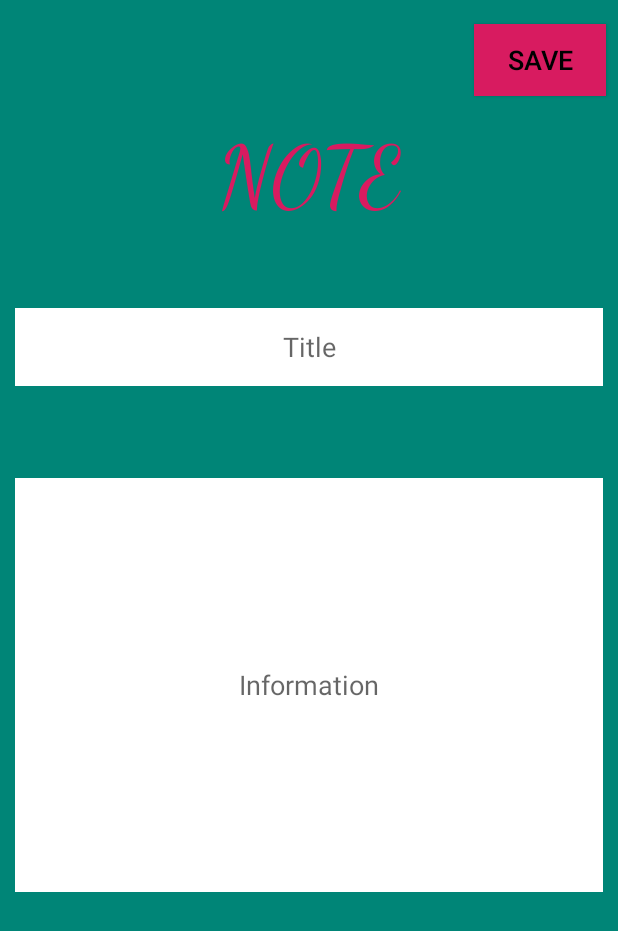
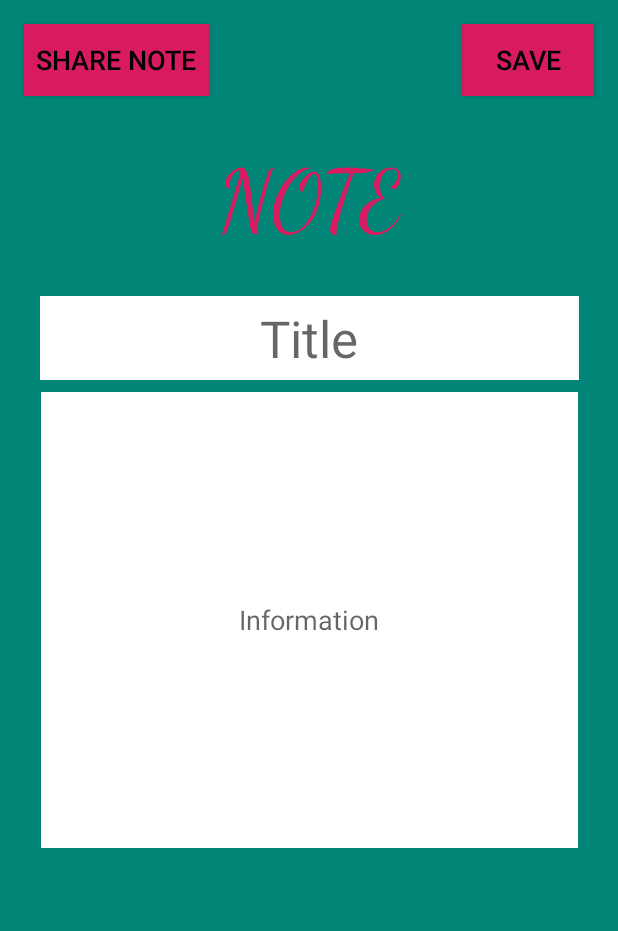
Before and after one commit to tr4v1sty/Android_SchoolTracker, an Android app: the layout activity_notes.xml on its own in the app's theme, with its tools: preview values and no code run, on a phone screen of 412 x 824 dp. Shown: the top 931 px of the screen. Run offline under Robolectric (Android 15) with nearby library versions, the phone set to English and light mode, and no system bars.

Commit message:
changed notes sharing button

```diff
--- a/app/src/main/AndroidManifest.xml
+++ b/app/src/main/AndroidManifest.xml
@@ -22,7 +22,8 @@
         <activity android:name=".CourseList" />
         <activity android:name=".CourseDetails"
             android:theme="@style/AppTheme.NoActionBar" />
-        <activity android:name=".NotesActivity" />
+        <activity android:name=".NotesActivity"
+            android:theme="@style/AppTheme.NoActionBar"  />
         <activity android:name=".TermDetails"
             android:theme="@style/AppTheme.NoActionBar"/>
         <activity android:name=".AssessmentList" />
--- a/app/src/main/java/com/travis/c196_project/NotesActivity.java
+++ b/app/src/main/java/com/travis/c196_project/NotesActivity.java
@@ -1,14 +1,13 @@
 package com.travis.c196_project;
 
 
+import android.app.Activity;
 import android.content.Intent;
 import android.os.Bundle;
-import android.view.Menu;
-import android.view.MenuItem;
 import android.view.View;
 import android.widget.EditText;
 
-public class NotesActivity extends MainActivity {
+public class NotesActivity extends Activity {
 
     public EditText ptNotesName;
     public EditText etNotesMultiText;
@@ -40,32 +39,6 @@ public class NotesActivity extends MainActivity {
         }
     }
 
-    //Appbar
-    @Override
-    public boolean onCreateOptionsMenu(Menu menu) {
-        getMenuInflater().inflate(R.menu.menu_notes, menu);
-        return super.onCreateOptionsMenu(menu);
-    }
-
-    @Override
-    public boolean onOptionsItemSelected(MenuItem item) {
-        //get id of item selected in menu
-        int id = item.getItemId();
-
-        if (id == R.id.menuShare) {
-            notesName = ptNotesName.getText().toString();
-            notesBody = etNotesMultiText.getText().toString();
-
-            Intent sendIntent = new Intent();
-            sendIntent.setAction(Intent.ACTION_SEND);
-            sendIntent.putExtra(Intent.EXTRA_SUBJECT, notesName);
-            sendIntent.putExtra(Intent.EXTRA_TEXT, notesBody);
-            sendIntent.setType("text/plain");
-            startActivity(sendIntent);
-        }
-
-        return super.onOptionsItemSelected(item);
-    }
 
     public void saveNote(View view) {
         //Create variables
@@ -78,4 +51,18 @@ public class NotesActivity extends MainActivity {
         DatabaseConnection.databaseHelper.close();
         finish();
     }
+
+    public void shareNote(View view) {
+
+        notesName = ptNotesName.getText().toString();
+        notesBody = etNotesMultiText.getText().toString();
+
+        Intent sendIntent = new Intent();
+        sendIntent.setAction(Intent.ACTION_SEND);
+        sendIntent.putExtra(Intent.EXTRA_SUBJECT, notesName);
+        sendIntent.putExtra(Intent.EXTRA_TEXT, notesBody);
+        sendIntent.setType("text/plain");
+        startActivity(sendIntent);
+
+    }
 }
--- a/app/src/main/res/layout/activity_notes.xml
+++ b/app/src/main/res/layout/activity_notes.xml
@@ -1,12 +1,13 @@
 <?xml version="1.0" encoding="utf-8"?>
-<LinearLayout xmlns:android="http://schemas.android.com/apk/res/android"
+<android.support.constraint.ConstraintLayout
+    xmlns:android="http://schemas.android.com/apk/res/android"
     xmlns:app="http://schemas.android.com/apk/res-auto"
     xmlns:tools="http://schemas.android.com/tools"
+    android:id="@+id/linearLayout6"
     android:layout_width="match_parent"
     android:layout_height="match_parent"
     android:background="@color/colorPrimary"
     android:gravity="top|center_vertical"
-    android:orientation="vertical"
     tools:context=".NotesActivity">
 
     <Button
@@ -14,68 +15,113 @@
         style="@android:style/Widget.DeviceDefault.Button"
         android:layout_width="wrap_content"
         android:layout_height="wrap_content"
-        android:layout_marginStart="8dp"
-        android:layout_marginLeft="250dp"
         android:layout_marginTop="16dp"
-        android:layout_marginEnd="8dp"
-        android:layout_marginRight="8dp"
-        android:layout_gravity="right"
+        android:layout_marginEnd="16dp"
+        android:layout_marginRight="16dp"
         android:background="@color/colorAccent"
         android:onClick="saveNote"
         android:text="@string/save"
         android:textColor="@android:color/black"
-        android:textSize="18sp" />
+        android:textSize="18sp"
+        app:layout_constraintEnd_toEndOf="parent"
+        app:layout_constraintTop_toTopOf="parent" />
 
     <TextView
         android:id="@+id/textView4"
-        android:layout_width="match_parent"
-        android:layout_height="wrap_content"
+        android:layout_width="298dp"
+        android:layout_height="117dp"
+        android:layout_marginStart="8dp"
+        android:layout_marginLeft="8dp"
+        android:layout_marginTop="80dp"
+        android:layout_marginEnd="8dp"
+        android:layout_marginRight="8dp"
         android:fontFamily="cursive"
         android:paddingTop="20dp"
         android:text="@string/notesTitle"
         android:textAlignment="center"
         android:textAppearance="@style/TextAppearance.AppCompat.Display3"
-        android:textColor="@color/colorAccent" />
+        android:textColor="@color/colorAccent"
+        app:layout_constraintEnd_toEndOf="parent"
+        app:layout_constraintStart_toStartOf="parent"
+        app:layout_constraintTop_toTopOf="parent" />
 
     <EditText
         android:id="@+id/ptNotesName"
-        android:layout_width="match_parent"
-        android:layout_height="52dp"
-        android:layout_marginStart="10dp"
-        android:layout_marginTop="53dp"
-        android:layout_marginEnd="10dp"
+        android:layout_width="359dp"
+        android:layout_height="56dp"
+        android:layout_marginStart="8dp"
+        android:layout_marginLeft="8dp"
+        android:layout_marginEnd="8dp"
+        android:layout_marginRight="8dp"
         android:background="@android:color/white"
         android:ems="10"
         android:hint="@string/notesName"
         android:inputType="text"
-        android:textAlignment="center" />
+        android:textAlignment="center"
+        android:textAppearance="@style/TextAppearance.AppCompat.Display1"
+        app:layout_constraintEnd_toEndOf="parent"
+        app:layout_constraintStart_toStartOf="parent"
+        app:layout_constraintTop_toBottomOf="@+id/textView4" />
 
-    <android.support.v4.widget.NestedScrollView
-        android:layout_width="match_parent"
+    <EditText
+        android:id="@+id/etNotesMultiText"
+        android:layout_width="358dp"
+        android:layout_height="304dp"
+        android:layout_marginStart="8dp"
+        android:layout_marginLeft="8dp"
+        android:layout_marginTop="8dp"
+        android:layout_marginEnd="8dp"
+        android:layout_marginRight="8dp"
+        android:background="@android:color/white"
+        android:ems="10"
+        android:hint="@string/information"
+        android:inputType="textMultiLine"
+        android:textAlignment="center"
+        app:layout_constraintEnd_toEndOf="parent"
+        app:layout_constraintStart_toStartOf="parent"
+        app:layout_constraintTop_toBottomOf="@+id/ptNotesName" />
+
+    <Button
+        android:id="@+id/button5"
+        android:layout_width="123dp"
         android:layout_height="wrap_content"
-        android:layout_marginStart="10dp"
-        android:layout_marginTop="53dp"
-        android:layout_marginEnd="10dp"
-        android:fillViewport="true">
+        android:layout_marginStart="16dp"
+        android:layout_marginLeft="16dp"
+        android:layout_marginTop="16dp"
+        android:background="@color/colorAccent"
+        android:text="SHARE NOTE"
+        android:textColor="@android:color/black"
+        android:textSize="18sp"
+        android:onClick="shareNote"
+        app:layout_constraintStart_toStartOf="parent"
+        app:layout_constraintTop_toTopOf="parent" />
 
-        <LinearLayout
-            android:id="@+id/linearLayout"
-            android:layout_width="match_parent"
-            android:layout_height="wrap_content"
-            android:orientation="vertical">
 
-            <EditText
-                android:id="@+id/etNotesMultiText"
-                android:layout_width="match_parent"
-                android:layout_height="276dp"
-                android:layout_marginTop="8dp"
-                android:background="@android:color/white"
-                android:ems="10"
-                android:hint="@string/information"
-                android:inputType="textMultiLine"
-                android:textAlignment="center" />
+    <!--<android.support.v4.widget.NestedScrollView-->
+        <!--android:id="@+id/nestedScrollView"-->
+        <!--android:layout_width="0dp"-->
+        <!--android:layout_height="118dp"-->
+        <!--android:layout_marginStart="9dp"-->
+        <!--android:layout_marginLeft="9dp"-->
+        <!--android:layout_marginEnd="9dp"-->
+        <!--android:layout_marginRight="9dp"-->
+        <!--android:fillViewport="true"-->
+        <!--app:layout_constraintBottom_toBottomOf="parent"-->
+        <!--app:layout_constraintEnd_toEndOf="parent"-->
+        <!--app:layout_constraintStart_toStartOf="parent">-->
 
-        </LinearLayout>
-    </android.support.v4.widget.NestedScrollView>
 
-</LinearLayout>
+        <!--&lt;!&ndash;<EditText&ndash;&gt;-->
+            <!--&lt;!&ndash;android:id="@+id/etNotesMultiText"&ndash;&gt;-->
+            <!--&lt;!&ndash;android:layout_width="wrap_content"&ndash;&gt;-->
+            <!--&lt;!&ndash;android:layout_height="wrap_content"&ndash;&gt;-->
+            <!--&lt;!&ndash;android:background="@android:color/white"&ndash;&gt;-->
+            <!--&lt;!&ndash;android:ems="10"&ndash;&gt;-->
+            <!--&lt;!&ndash;android:hint="@string/information"&ndash;&gt;-->
+            <!--&lt;!&ndash;android:inputType="textMultiLine"&ndash;&gt;-->
+            <!--&lt;!&ndash;android:textAlignment="center" />&ndash;&gt;-->
+
+
+    <!--</android.support.v4.widget.NestedScrollView>-->
+
+</android.support.constraint.ConstraintLayout>
```
